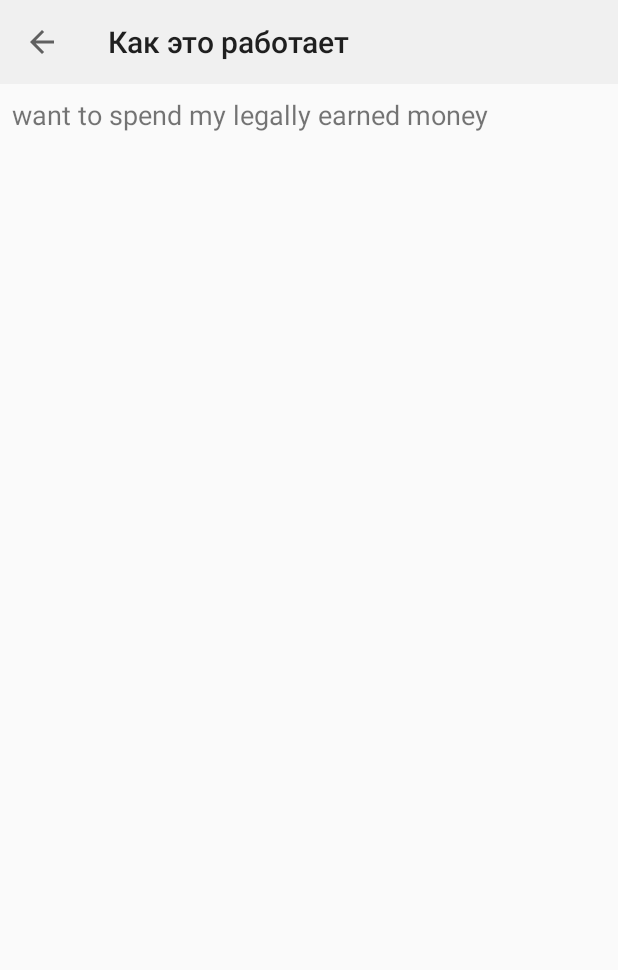
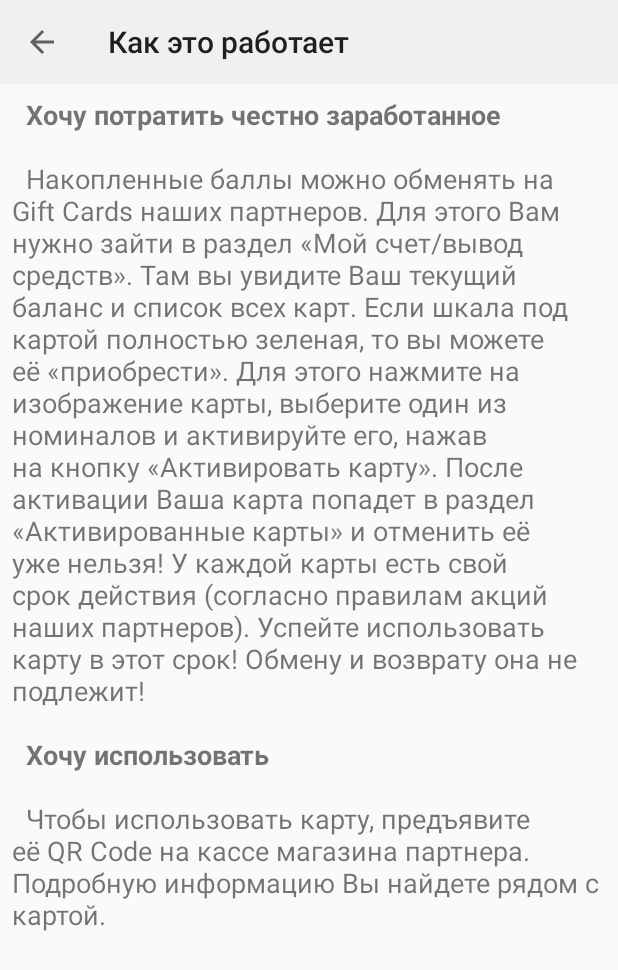
Before and after one commit to vldrshv/prilogulka, an Android app: the HelpWithAppFragment screen opened directly, with no data from a screen before it, after a tap on "Хочу потратить честно заработанное", on a phone screen of 412 x 824 dp. Shown: the top 970 px of the screen. Run offline under Robolectric (Android 15) with nearby library versions, the phone set to English and light mode, and no system bars; network calls fail; 1 statement that could not run was skipped.

Commit message:
help app activity text

```diff
--- a/prilogulka/app/src/main/java/com/example/prilogulka/menu/HelpAppActivity.java
+++ b/prilogulka/app/src/main/java/com/example/prilogulka/menu/HelpAppActivity.java
@@ -4,6 +4,7 @@ import android.content.Intent;
 import android.os.Bundle;
 import android.support.v7.app.AppCompatActivity;
 import android.support.v7.widget.Toolbar;
+import android.text.Html;
 import android.widget.TextView;
 
 import com.example.prilogulka.R;
@@ -20,9 +21,11 @@ public class HelpAppActivity extends AppCompatActivity {
 
         textView = findViewById(R.id.textViewTest_HelpAppActivity);
         Intent intent = getIntent();
-        String description = intent.getStringExtra("description");
+        int description = intent.getIntExtra("description", 0);
 
-        textView.setText(description);
+        if (description != 0) {
+            textView.setText(description);
+        }
     }
 
     public void setToolbar(){
--- a/prilogulka/app/src/main/java/com/example/prilogulka/menu/MenuActivity.java
+++ b/prilogulka/app/src/main/java/com/example/prilogulka/menu/MenuActivity.java
@@ -51,21 +51,11 @@ public class MenuActivity extends AppCompatActivity implements NavigationView.On
         initMenuHeader();
         initDataBases();
 
-        /*  Задаем начальный фрагмент    */
-        if (spManager.isFirstEnter()) {
-            setFragment(new HelpWithAppFragment());
-            spManager.setFirstEnter(false);
-        } else {
-            setFragment(new WatchingVideoFragment());
-        }
-
     }
 
     /*  Инициализация */
     private void initGlobalVars() {
         spManager = new SharedPreferencesManager(this);
-
-//        actionsDAO = new ActionsDAO(this);
         email = spManager.getActiveUser();
 
         SerializeObject<UserInfo> so = new SerializeObject<UserInfo>(this);
@@ -106,8 +96,17 @@ public class MenuActivity extends AppCompatActivity implements NavigationView.On
         float coeff = (float) (spManager.getWPCoefficient() * (spManager.getQuestionnaire() ? 1.2 : 1));
         userCoefHeader.setText(coeff + "");
 
+        /*  Задаем начальный фрагмент    */
         /* начальное значение выделленой строки меню    */
-        navigationView.setCheckedItem(R.id.nav_help);
+        if (spManager.isFirstEnter()) {
+            setFragment(new HelpWithAppFragment());
+            spManager.setFirstEnter(false);
+            navigationView.setCheckedItem(R.id.nav_help);
+        } else {
+            setFragment(new WatchingVideoFragment());
+            navigationView.setCheckedItem(R.id.nav_video);
+        }
+
     }
     private void initDataBases() {
         VideoDAO videoDAO = new VideoDAO(this);
@@ -116,7 +115,7 @@ public class MenuActivity extends AppCompatActivity implements NavigationView.On
     private void setFragment(Fragment fragment) {
         FragmentTransaction fragmentTransaction = getSupportFragmentManager().beginTransaction();
         fragmentTransaction
-                .setCustomAnimations(android.R.anim.fade_in,android.R.anim.fade_out)
+                .setCustomAnimations(android.R.anim.fade_in, android.R.anim.fade_out)
                 .replace(R.id.flContent, fragment)
                 .commit();
 
@@ -134,11 +133,8 @@ public class MenuActivity extends AppCompatActivity implements NavigationView.On
 
     @Override
     public boolean onCreateOptionsMenu(Menu menu) {
-        // Inflate the menu; this adds items to the action bar if it is present.
         getMenuInflater().inflate(R.menu.menu_right_corner, menu);
         menu.getItem(0).setVisible(false);
-//        menu.getItem(0).setTitle("Состояние счета: " + (actionsDAO.getUserMoney(email)));
-//        Log.i("MENU_ACTIVITY", (actionsDAO.getUserMoney(email)) + "");
 
         return true;
     }
--- a/prilogulka/app/src/main/java/com/example/prilogulka/menu/fragments/HelpWithAppFragment.java
+++ b/prilogulka/app/src/main/java/com/example/prilogulka/menu/fragments/HelpWithAppFragment.java
@@ -57,15 +57,15 @@ public class HelpWithAppFragment extends Fragment implements View.OnClickListene
         Intent intent = new Intent(getContext(), HelpAppActivity.class);
         switch (v.getId()){
             case R.id.cv: // watch ad and earn money
-                intent.putExtra("description", "watch ad and earn money");
+                intent.putExtra("description", R.string.watch_earn);
                 startActivity(intent);
                 break;
             case R.id.cv2: // what the income depends on
-                intent.putExtra("description", "what the income depends on");
+                intent.putExtra("description", R.string.income_depends);
                 startActivity(intent);
                 break;
             case R.id.cv4: // want to spend my legally earned money
-                intent.putExtra("description", "want to spend my legally earned money");
+                intent.putExtra("description", R.string.spend_money);
                 startActivity(intent);
                 break;
         }
--- a/prilogulka/app/src/main/res/layout/help_app_activity.xml
+++ b/prilogulka/app/src/main/res/layout/help_app_activity.xml
@@ -9,11 +9,24 @@
         android:layout_height="wrap_content"
         android:background="@color/colorPrimary"
         android:minHeight="?attr/actionBarSize"/>
-<TextView
-    android:id="@+id/textViewTest_HelpAppActivity"
-    android:layout_width="match_parent"
-    android:layout_height="wrap_content"
-    android:text="smth"
-    android:textSize="18dp"
-    android:layout_margin="8dp"/>
+
+    <ScrollView
+        android:layout_width="match_parent"
+        android:layout_height="match_parent">
+
+        <LinearLayout
+            android:layout_width="match_parent"
+            android:layout_height="wrap_content"
+            android:orientation="vertical" >
+
+            <TextView
+                android:id="@+id/textViewTest_HelpAppActivity"
+                android:layout_width="match_parent"
+                android:layout_height="wrap_content"
+                android:layout_margin="8dp"
+                android:text="smth"
+                android:textSize="18dp" />
+        </LinearLayout>
+    </ScrollView>
+
 </LinearLayout>
--- a/prilogulka/app/src/main/res/values/strings.xml
+++ b/prilogulka/app/src/main/res/values/strings.xml
@@ -39,7 +39,7 @@
     <string name="money">Мой счет/Вывод средств</string>
     <string name="video">Рекламные ролики</string>
     <string name="gift_card">Подарочные карты</string>
-    <string name="gift_card_bought">Купленные карты</string>
+    <string name="gift_card_bought">Мои подарочные карты</string>
     <string name="about_us">О нас</string>
     <string name="how_it_work">Как это работает</string>
     <string name="call_us">Обратиться к нам</string>
@@ -100,5 +100,43 @@
     <string name="e_mail">E-mail</string>
     <string name="message">Введите сообщение</string>
     <string name="sent">Отправить</string>
-    <string name="title_activity_about_app">AboutAppActivity</string>
+
+    <string name="watch_earn">
+        <b>
+            Смотри рекламу зарабатывай баллы.\n\n
+        </b>
+            В левом верхнем углу Вы видите кнопку меню (три горизонтальные полосы), которая открывает
+            весь функционал приложения. Пройдите в «Рекламные ролики» и трансляция начнется
+            автоматически, как только фронтальная камера «увидит» Вас. Ваше лицо должно всегда
+            находиться перед камерой! Это Важно! Иначе трансляция остановится. Не волнуйтесь, камера
+            ничего не записывает. Она лишь фиксирует наличие пользователя. Ведь Вы получаете баллы за
+            ПРОСМОТРЕННЫЕ ЦЕЛИКОМ ролики. Баллы начисляются после каждого ролика, поэтому Вы
+            можете прервать просмотр в любой момент. Так же Вы можете пропустить ролик, нажав на
+            кнопку «Пропустить видео».
+    </string>
+    <string name="income_depends">
+        <b>
+            От чего зависит доход\n\n
+        </b>
+            Всё очень просто! Чем больше Вы смотрите, тем больше получаете! Вы можете увеличить
+            получаемые баллы на 20%, заполнив доп. анкету в «Личных данных».
+    </string>
+    <string name="spend_money">
+        <b>
+            Хочу потратить честно заработанное\n\n
+        </b>
+            Накопленные баллы можно обменять на Gift Cards наших партнеров. Для этого Вам нужно зайти в
+            раздел «Мой счет/вывод средств». Там вы увидите Ваш текущий баланс и список всех карт. Если
+            шкала под картой полностью зеленая, то вы можете её «приобрести». Для этого нажмите на
+            изображение карты, выберите один из номиналов и активируйте его, нажав на кнопку
+            «Активировать карту». После активации Ваша карта попадет в раздел «Активированные карты» и
+            отменить её уже нельзя! У каждой карты есть свой срок действия (согласно правилам акций наших
+            партнеров). Успейте использовать карту в этот срок! Обмену и возврату она не подлежит!\n\n
+        <b>
+            Хочу использовать\n\n
+        </b>
+            Чтобы использовать карту, предъявите её QR Code на кассе магазина партнера. Подробную
+            информацию Вы найдете рядом с картой.
+
+    </string>
 </resources>
```
Also changed, not shown: prilogulka/app/src/main/res/menu/menu_nav_drawer.xml (+0 -8 lines).
